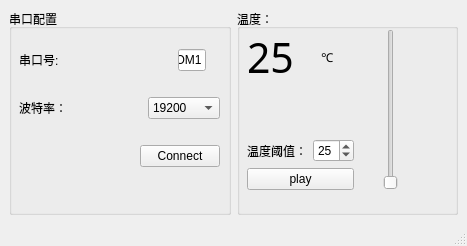
The window that python_uart/untitled.ui (songzhishuo/Step_verilog) describes before a commit, drawn with Qt 5.
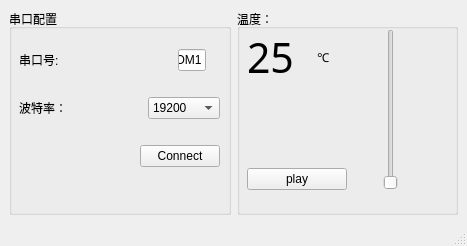
The same window after the commit.

Commit message: 修改点： 1.去除设备连接之后 端口会显示hello cnt 适配以下逻辑： 2.设备连接之后 温度显示25度，阈值框去掉 3.后台循环检测0xFF，如果检测到 串口发音频 发送完成之后发送完成标志0x22

The edit to the form file:
```diff
--- a/python_uart/untitled.ui
+++ b/python_uart/untitled.ui
@@ -156,7 +156,7 @@
       <property name="title">
        <string>温度：</string>
       </property>
-      <widget class="QWidget" name="">
+      <widget class="QWidget" name="layoutWidget">
        <property name="geometry">
         <rect>
          <x>10</x>
@@ -237,22 +237,7 @@
            </spacer>
           </item>
           <item>
-           <layout class="QHBoxLayout" name="horizontalLayout_7">
-            <item>
-             <widget class="QLabel" name="label_6">
-              <property name="text">
-               <string>温度阈值：</string>
-              </property>
-             </widget>
-            </item>
-            <item>
-             <widget class="QSpinBox" name="sB_Temp_threshold">
-              <property name="value">
-               <number>25</number>
-              </property>
-             </widget>
-            </item>
-           </layout>
+           <layout class="QHBoxLayout" name="horizontalLayout_7"/>
           </item>
           <item>
            <widget class="QPushButton" name="pB_play">
```
The commit also changes 11 other files.
